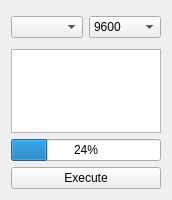
First picture: the form in src/widgets/gcode-player.ui, repository flux3dp/swiftray, before the edit.
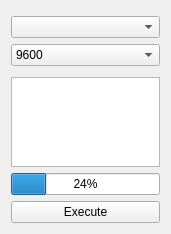
Second picture: the form after the edit.

```diff
--- a/src/widgets/gcode-player.ui
+++ b/src/widgets/gcode-player.ui
@@ -7,7 +7,7 @@
                 <x>0</x>
                 <y>0</y>
                 <width>171</width>
-                <height>200</height>
+    <height>234</height>
             </rect>
         </property>
         <property name="windowTitle">
@@ -15,7 +15,7 @@
         </property>
         <layout class="QVBoxLayout" name="verticalLayout">
             <item>
-                <layout class="QHBoxLayout" name="horizontalLayout_2">
+    <layout class="QVBoxLayout" name="verticalLayout_2">
                     <property name="topMargin">
                         <number>5</number>
                     </property>
```
Lines whose indentation alone changed are shown as unchanged.
